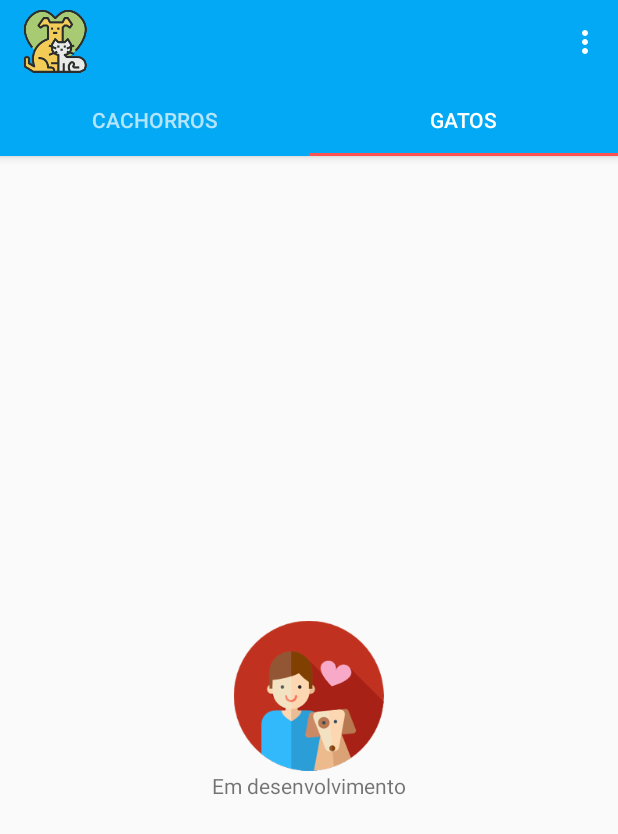
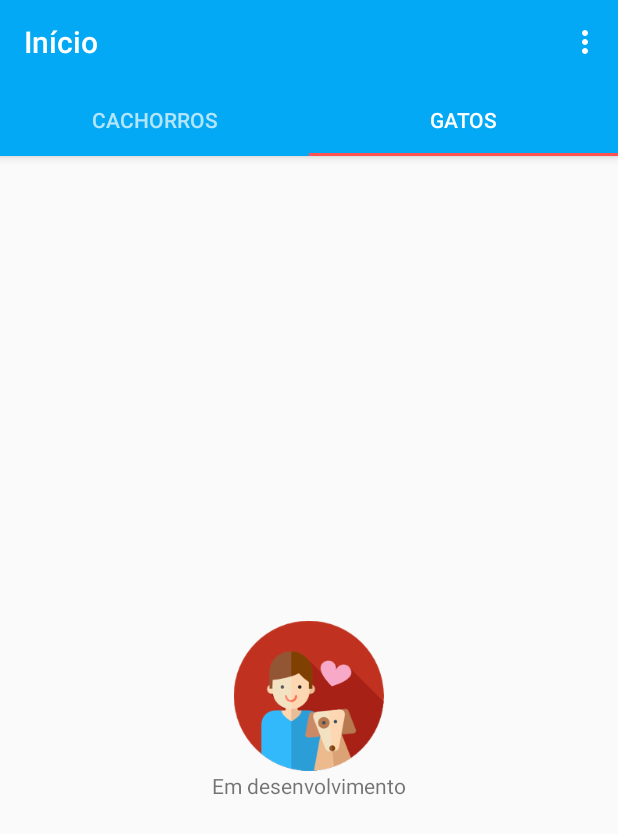
Before and after one commit to juninhofer1/AnjinhoComPatas, an Android app: the screen it shows after launch (MainActivity), tab 2 chosen, on a phone screen of 412 x 824 dp. Shown: the top 834 px of the screen. Run offline under Robolectric (Android 15) with nearby library versions, the phone set to English and light mode, and no system bars; libraries missing offline, so code that uses them is left out: com.mikepenz.materialdrawer; 9 statements that could not run were skipped.

```diff
--- a/app/src/main/java/br/com/edu/ifsc/ajinhocompatas/MainActivity.java
+++ b/app/src/main/java/br/com/edu/ifsc/ajinhocompatas/MainActivity.java
@@ -58,8 +58,8 @@ public class MainActivity extends AppCompatActivity {
         this.mViewPager = (ViewPager) findViewById(R.id.viewPager);
 
         this.setSupportActionBar(this.mToolbar);
-        this.getSupportActionBar().setLogo(R.drawable.icon_app_s);
-        this.getSupportActionBar().setTitle(null);
+//        this.getSupportActionBar().setLogo(R.drawable.icon_app_s);
+        this.getSupportActionBar().setTitle("Início");
         this.criarMenuLateral();
         this.criarViewPager(this.mViewPager);
     }
@@ -82,6 +82,7 @@ public class MainActivity extends AppCompatActivity {
                 //.withHeaderBackground(R.drawable.header)
                 .addProfiles(new ProfileDrawerItem()
                         .withName("Usuário")
+                        //.withIcon(getResources().getDrawable(R.mipmap.ic_usuario_dog))
                         .withEmail(getResources().getString(R.string.app_name)))
                 .build();
 
```
